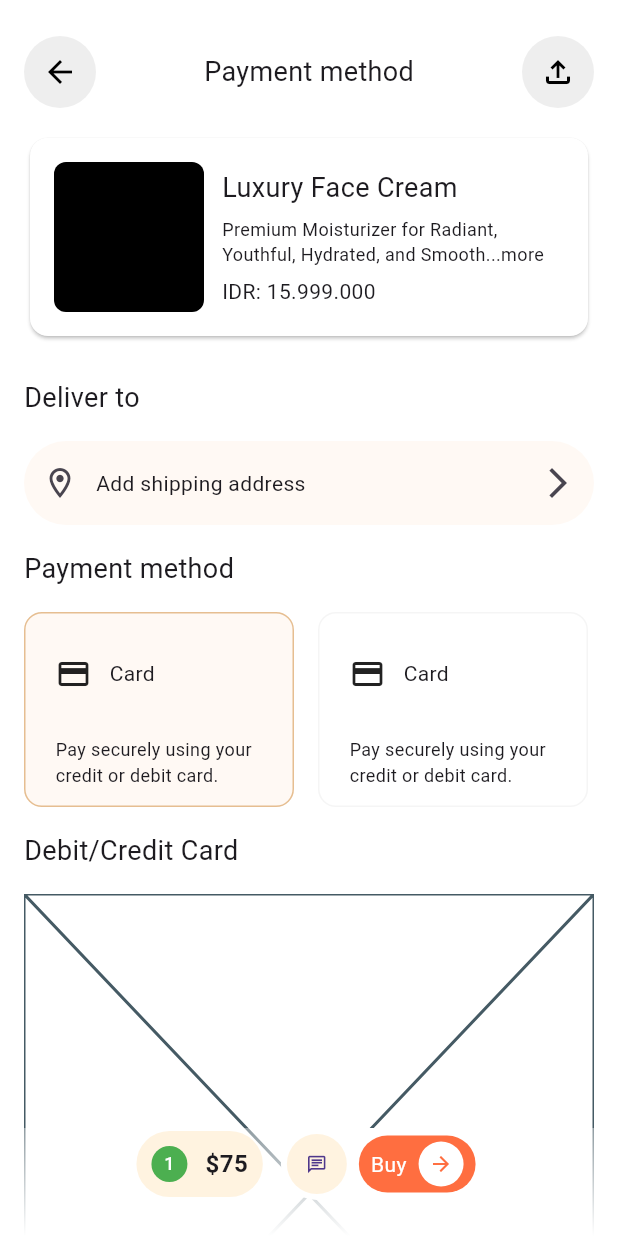
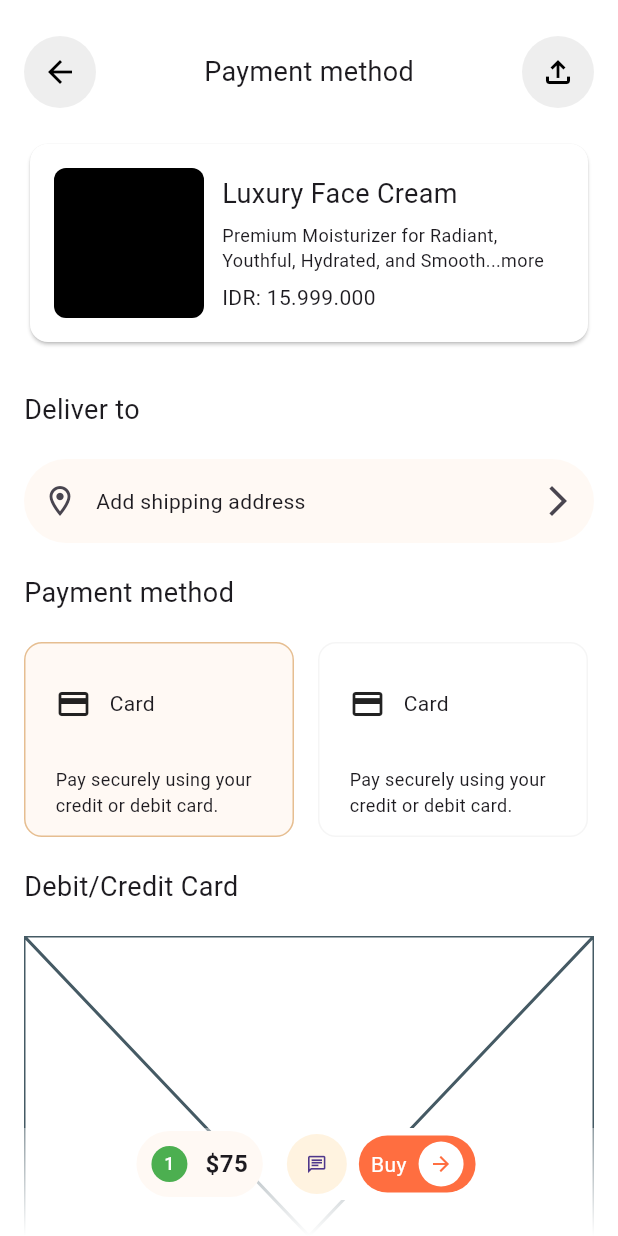
Before and after one commit to JAICHANGPARK/flutter_notebook_chapter_43, a Flutter app: the MarketplacePaymentMethodPage screen opened directly, on a phone screen of 412 x 824 dp. Run offline on Flutter 3.47's test engine with Material 3 defaults, Android fonts, the phone set to English and light mode, and no system bars; our stand-ins replace gap, hugeicons.

Commit message:
Update marketplace_payment_method_page.dart

```diff
--- a/lib/ep2168_marketplace_app/ui/marketplace_payment_method_page.dart
+++ b/lib/ep2168_marketplace_app/ui/marketplace_payment_method_page.dart
@@ -21,7 +21,7 @@ class _MarketplacePaymentMethodPageState extends State<MarketplacePaymentMethodP
               left: 16,
               right: 16,
               child: Column(
-                spacing: 16,
+                spacing: 20,
                 crossAxisAlignment: CrossAxisAlignment.start,
                 children: [
                   Row(
@@ -229,7 +229,7 @@ class _MarketplacePaymentMethodPageState extends State<MarketplacePaymentMethodP
                 children: [
                   Container(
                     decoration: BoxDecoration(
-                      color: Colors.orange[50],
+                      color: Color.fromRGBO(255, 249, 244, 1),
                       borderRadius: BorderRadius.circular(24),
                     ),
                     padding: EdgeInsets.symmetric(
```
